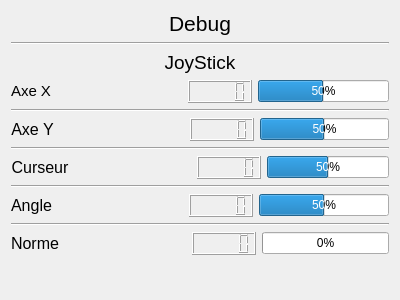
xdbob/Sphero, file debug.ui: the form before one commit.
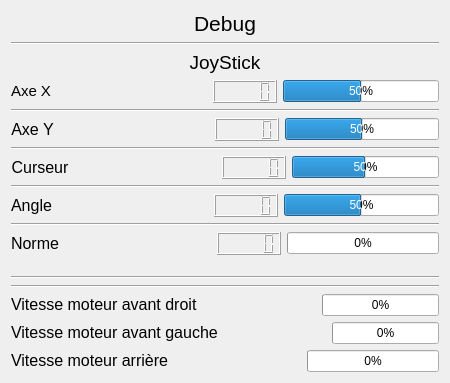
The form after the commit.

Commit message: Modification de l'implémentation de la formule de controle des moteurs afin de communiquer avec le module network ainsi qu'avec les interfaces graphiques. Implémentation de la manette des gaz dans la formule de controle des moteurs.

The edit to the form file:
```diff
--- a/debug.ui
+++ b/debug.ui
@@ -6,8 +6,8 @@
    <rect>
     <x>0</x>
     <y>0</y>
-    <width>400</width>
-    <height>300</height>
+    <width>450</width>
+    <height>383</height>
    </rect>
   </property>
   <property name="windowTitle">
@@ -299,6 +299,125 @@
      </property>
     </spacer>
    </item>
+   <item>
+    <widget class="Line" name="line_6">
+     <property name="orientation">
+      <enum>Qt::Horizontal</enum>
+     </property>
+    </widget>
+   </item>
+   <item>
+    <widget class="Line" name="line_7">
+     <property name="orientation">
+      <enum>Qt::Horizontal</enum>
+     </property>
+    </widget>
+   </item>
+   <item>
+    <layout class="QHBoxLayout" name="horizontalLayout_6">
+     <item>
+      <widget class="QLabel" name="label_8">
+       <property name="text">
+        <string>&lt;!DOCTYPE HTML PUBLIC &quot;-//W3C//DTD HTML 4.0//EN&quot; &quot;http://www.w3.org/TR/REC-html40/strict.dtd&quot;&gt;
+&lt;html&gt;&lt;head&gt;&lt;meta name=&quot;qrichtext&quot; content=&quot;1&quot; /&gt;&lt;style type=&quot;text/css&quot;&gt;
+p, li { white-space: pre-wrap; }
+&lt;/style&gt;&lt;/head&gt;&lt;body style=&quot; font-family:'MS Shell Dlg 2'; font-size:8.25pt; font-weight:400; font-style:normal;&quot;&gt;
+&lt;p style=&quot; margin-top:0px; margin-bottom:0px; margin-left:0px; margin-right:0px; -qt-block-indent:0; text-indent:0px;&quot;&gt;&lt;span style=&quot; font-size:12pt;&quot;&gt;Vitesse moteur avant droit&lt;/span&gt;&lt;/p&gt;&lt;/body&gt;&lt;/html&gt;</string>
+       </property>
+      </widget>
+     </item>
+     <item>
+      <spacer name="horizontalSpacer_6">
+       <property name="orientation">
+        <enum>Qt::Horizontal</enum>
+       </property>
+       <property name="sizeHint" stdset="0">
+        <size>
+         <width>40</width>
+         <height>20</height>
+        </size>
+       </property>
+      </spacer>
+     </item>
+     <item>
+      <widget class="QProgressBar" name="progressM1">
+       <property name="value">
+        <number>0</number>
+       </property>
+      </widget>
+     </item>
+    </layout>
+   </item>
+   <item>
+    <layout class="QHBoxLayout" name="horizontalLayout_7">
+     <item>
+      <widget class="QLabel" name="label_9">
+       <property name="text">
+        <string>&lt;!DOCTYPE HTML PUBLIC &quot;-//W3C//DTD HTML 4.0//EN&quot; &quot;http://www.w3.org/TR/REC-html40/strict.dtd&quot;&gt;
+&lt;html&gt;&lt;head&gt;&lt;meta name=&quot;qrichtext&quot; content=&quot;1&quot; /&gt;&lt;style type=&quot;text/css&quot;&gt;
+p, li { white-space: pre-wrap; }
+&lt;/style&gt;&lt;/head&gt;&lt;body style=&quot; font-family:'MS Shell Dlg 2'; font-size:8.25pt; font-weight:400; font-style:normal;&quot;&gt;
+&lt;p style=&quot; margin-top:0px; margin-bottom:0px; margin-left:0px; margin-right:0px; -qt-block-indent:0; text-indent:0px;&quot;&gt;&lt;span style=&quot; font-size:12pt;&quot;&gt;Vitesse moteur avant gauche&lt;/span&gt;&lt;/p&gt;&lt;/body&gt;&lt;/html&gt;</string>
+       </property>
+      </widget>
+     </item>
+     <item>
+      <spacer name="horizontalSpacer_7">
+       <property name="orientation">
+        <enum>Qt::Horizontal</enum>
+       </property>
+       <property name="sizeHint" stdset="0">
+        <size>
+         <width>40</width>
+         <height>20</height>
+        </size>
+       </property>
+      </spacer>
+     </item>
+     <item>
+      <widget class="QProgressBar" name="progressM2">
+       <property name="value">
+        <number>0</number>
+       </property>
+      </widget>
+     </item>
+    </layout>
+   </item>
+   <item>
+    <layout class="QHBoxLayout" name="horizontalLayout_8">
+     <item>
+      <widget class="QLabel" name="label_10">
+       <property name="text">
+        <string>&lt;!DOCTYPE HTML PUBLIC &quot;-//W3C//DTD HTML 4.0//EN&quot; &quot;http://www.w3.org/TR/REC-html40/strict.dtd&quot;&gt;
+&lt;html&gt;&lt;head&gt;&lt;meta name=&quot;qrichtext&quot; content=&quot;1&quot; /&gt;&lt;style type=&quot;text/css&quot;&gt;
+p, li { white-space: pre-wrap; }
+&lt;/style&gt;&lt;/head&gt;&lt;body style=&quot; font-family:'MS Shell Dlg 2'; font-size:8.25pt; font-weight:400; font-style:normal;&quot;&gt;
+&lt;p style=&quot; margin-top:0px; margin-bottom:0px; margin-left:0px; margin-right:0px; -qt-block-indent:0; text-indent:0px;&quot;&gt;&lt;span style=&quot; font-size:12pt;&quot;&gt;Vitesse moteur arrière&lt;/span&gt;&lt;/p&gt;&lt;/body&gt;&lt;/html&gt;</string>
+       </property>
+      </widget>
+     </item>
+     <item>
+      <spacer name="horizontalSpacer_8">
+       <property name="orientation">
+        <enum>Qt::Horizontal</enum>
+       </property>
+       <property name="sizeHint" stdset="0">
+        <size>
+         <width>40</width>
+         <height>20</height>
+        </size>
+       </property>
+      </spacer>
+     </item>
+     <item>
+      <widget class="QProgressBar" name="progressM3">
+       <property name="value">
+        <number>0</number>
+       </property>
+      </widget>
+     </item>
+    </layout>
+   </item>
   </layout>
  </widget>
  <resources/>
```
The commit also changes 5 other files.
